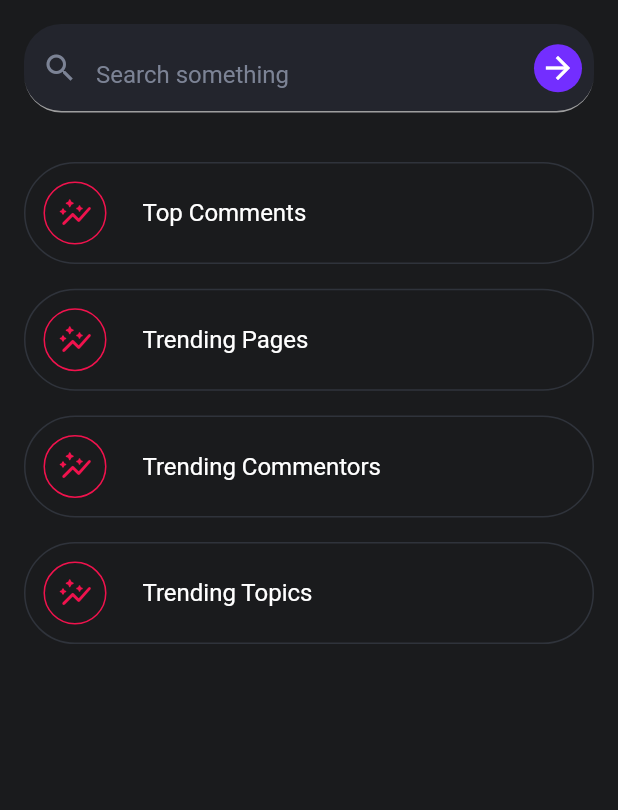
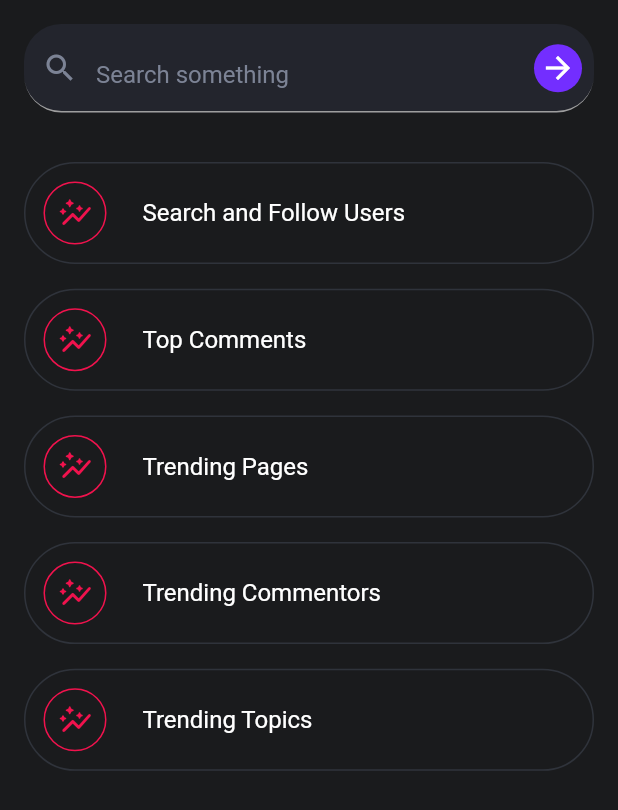
Before and after one commit to SatyamKr07/expApp, a Flutter app: the Search screen opened directly, on a phone screen of 412 x 824 dp. Shown: the top 810 px of the screen. Run offline on Flutter 3.47's test engine with Material 2 defaults, Android fonts, the phone set to English and light mode, and no system bars; our stand-ins replace better_player, cached_network_image, carousel_slider, cloud_firestore, firebase_auth, firebase_core and 14 more; missing offline and left inert: video_compress; accounts and stored records are empty; generated files the repository leaves out were written again.

Commit message:
search and follow users

```diff
--- a/lib/src/pages/search/search.dart
+++ b/lib/src/pages/search/search.dart
@@ -1,5 +1,7 @@
 import 'package:commentor/src/central/shared/dimensions.dart';
+import 'package:commentor/src/pages/search_user/search_user.dart';
 import 'package:flutter/material.dart';
+import 'package:get/get.dart';
 
 class Search extends StatelessWidget {
   const Search({Key? key}) : super(key: key);
@@ -50,6 +52,13 @@ class Search extends StatelessWidget {
                 ),
               ),
               vSizedBox3,
+              InkWell(
+                onTap: () {
+                  Get.to(() => SearchUser());
+                },
+                child: searchTopic(text: "Search and Follow Users"),
+              ),
+              vSizedBox2,
               searchTopic(text: "Top Comments"),
               vSizedBox2,
               searchTopic(text: "Trending Pages"),
```
